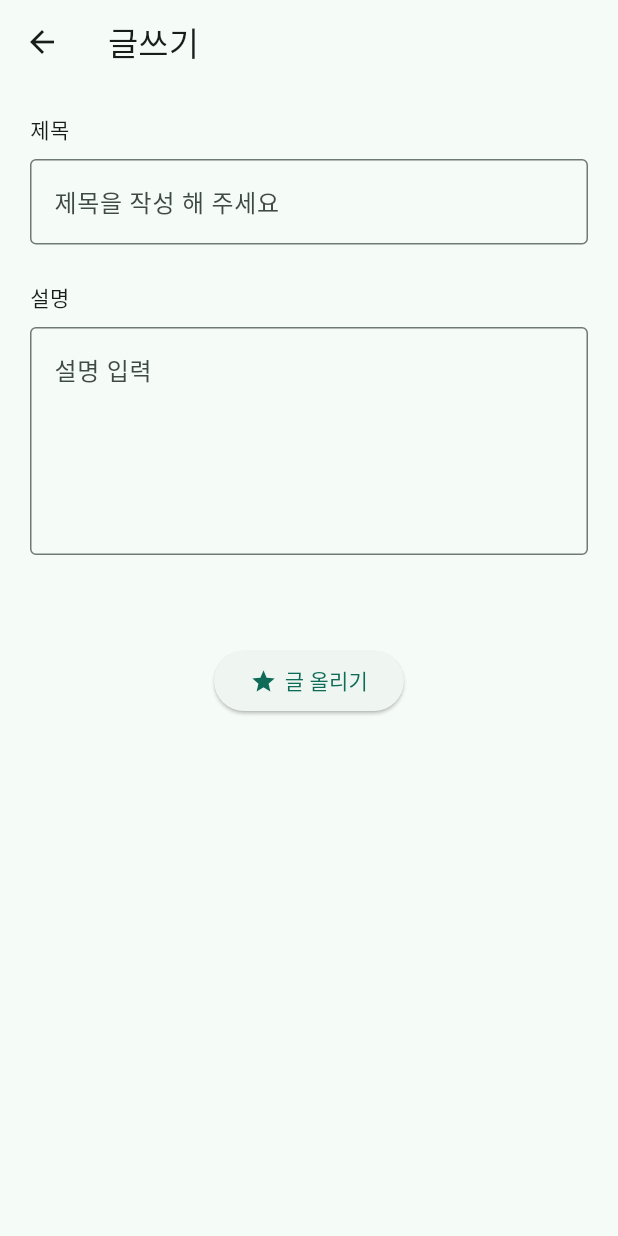
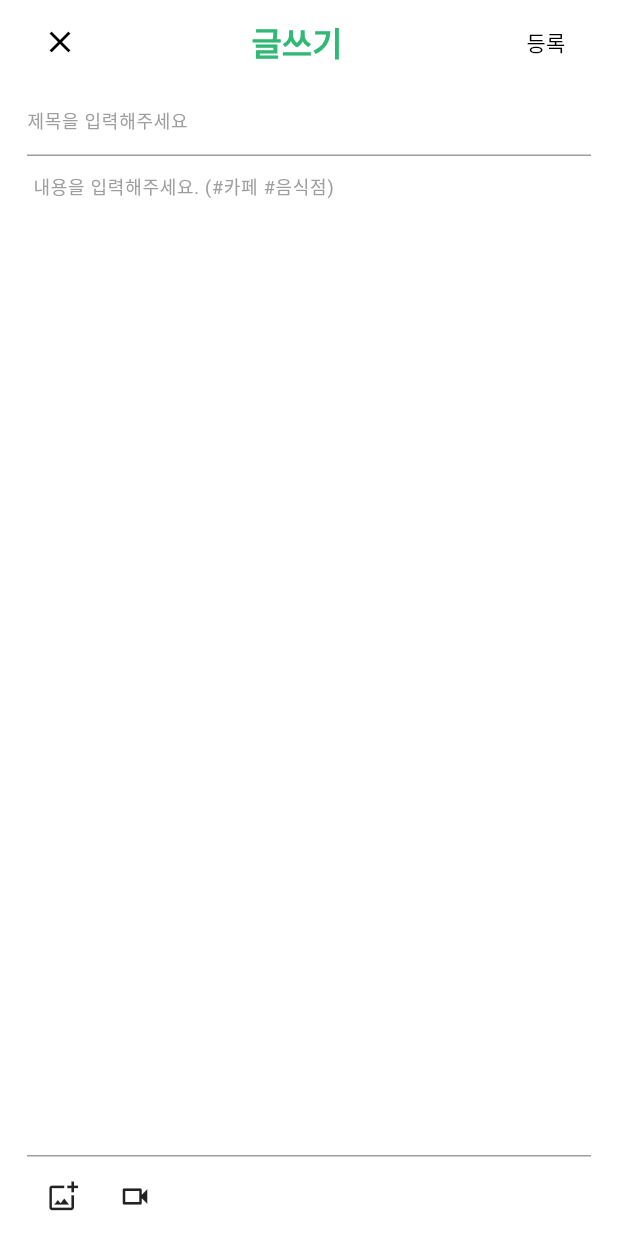
Before and after one commit to jihu0704111/idea_map, a Flutter app: the screen it shows after launch, after a tap on "Email로 시작하기", after a tap on "로그인", after a tap on "글쓰기", on a phone screen of 412 x 824 dp. Run offline on Flutter 3.47's test engine with Material 3 defaults, Android fonts, the phone set to English and light mode, and no system bars; our stand-ins replace flutter_dotenv, supabase_flutter; accounts and stored records are empty.

```diff
--- a/lib/write.dart
+++ b/lib/write.dart
@@ -25,64 +25,158 @@ class _writeState extends State<write> {
   }
 
   @override
+  void dispose() {
+    titleController.dispose();
+    contentController.dispose();
+    super.dispose();
+  }
+
+  PreferredSizeWidget buildingAppBar() {
+    return AppBar(
+      backgroundColor: Colors.white,
+      elevation: 0,
+      automaticallyImplyLeading: false,
+      titleSpacing: 0,
+      title: Row(
+        children: [
+          IconButton(
+            onPressed: () {
+              Navigator.pop(context);
+            },
+            icon: const Icon(Icons.close, color: Colors.black),
+          ),
+          const Expanded(
+            child: Center(
+              child: Text(
+                '글쓰기',
+                style: TextStyle(
+                  color: Color(0xFF32B875),
+                  fontSize: 22,
+                  fontWeight: FontWeight.bold,
+                ),
+              ),
+            ),
+          ),
+          TextButton(
+            onPressed: uploadPost,
+            child: const Text(
+              '등록',
+              style: TextStyle(
+                color: Colors.black,
+                fontSize: 13,
+                fontWeight: FontWeight.w500,
+              ),
+            ),
+          ),
+          const SizedBox(width: 8),
+        ],
+      ),
+    );
+  }
+
+  PreferredSizeWidget buildAppBar() {
+    return AppBar(
+      backgroundColor: Colors.white,
+      elevation: 0,
+      automaticallyImplyLeading: false,
+      title: Row(
+        children: [
+          IconButton(
+            onPressed: () {
+              Navigator.pop(context);
+            },
+            icon: const Icon(Icons.close, color: Colors.black),
+          ),
+          const Expanded(
+            child: Center(
+              child: Text(
+                '글쓰기',
+                style: TextStyle(
+                  color: Color(0xFF32B875),
+                  fontSize: 22,
+                  fontWeight: FontWeight.bold,
+                ),
+              ),
+            ),
+          ),
+          TextButton(
+            onPressed: uploadPost,
+            child: const Text('등록', style: TextStyle(color: Colors.black)),
+          ),
+        ],
+      ),
+    );
+  }
+
+  @override
   Widget build(BuildContext context) {
     return Scaffold(
-      appBar: AppBar(title: const Text("글쓰기")),
+      backgroundColor: Colors.white,
+      appBar: buildAppBar(),
 
-      body: Padding(
-        padding: const EdgeInsets.all(20),
-
+      body: SafeArea(
         child: Column(
-          crossAxisAlignment: CrossAxisAlignment.start,
-
           children: [
-            const Text("제목"),
-
-            const SizedBox(height: 10),
-
-            TextField(
-              controller: titleController,
-              decoration: InputDecoration(
-                hintText: "제목을 작성 해 주세요",
-
-                border: OutlineInputBorder(),
+            Padding(
+              padding: const EdgeInsets.symmetric(horizontal: 18),
+              child: TextField(
+                controller: titleController,
+                decoration: const InputDecoration(
+                  hintText: '제목을 입력해주세요',
+                  hintStyle: TextStyle(color: Colors.grey, fontSize: 12),
+                  enabledBorder: UnderlineInputBorder(
+                    borderSide: BorderSide(color: Colors.grey),
+                  ),
+                  focusedBorder: UnderlineInputBorder(
+                    borderSide: BorderSide(color: Color(0xFF32B875)),
+                  ),
+                ),
               ),
             ),
 
-            const SizedBox(height: 25),
-
-            const Text("설명"),
-
-            const SizedBox(height: 10),
-
-            TextField(
-              controller: contentController,
-              maxLines: 5,
-
-              decoration: InputDecoration(
-                hintText: "설명 입력",
-
-                border: OutlineInputBorder(),
+            Expanded(
+              child: Padding(
+                padding: const EdgeInsets.symmetric(horizontal: 22),
+                child: TextField(
+                  controller: contentController,
+                  maxLines: null,
+                  expands: true,
+                  textAlignVertical: TextAlignVertical.top,
+                  decoration: const InputDecoration(
+                    hintText: '내용을 입력해주세요. (#카페 #음식점)',
+                    hintStyle: TextStyle(color: Colors.grey, fontSize: 12),
+                    border: InputBorder.none,
+                  ),
+                ),
               ),
             ),
 
-            const SizedBox(height: 60),
+            Container(
+              height: 54,
+              margin: const EdgeInsets.symmetric(horizontal: 18),
+              decoration: const BoxDecoration(
+                border: Border(top: BorderSide(color: Colors.grey, width: 1)),
+              ),
+              child: Row(
+                children: [
+                  IconButton(
+                    onPressed: () {},
+                    icon: const Icon(
+                      Icons.add_photo_alternate_outlined,
+                      size: 22,
+                      color: Colors.black87,
+                    ),
+                  ),
 
-            Center(
-              child: ElevatedButton(
-                onPressed: uploadPost,
-
-                child: const Row(
-                  mainAxisSize: MainAxisSize.min,
-
-                  children: [
-                    Icon(Icons.star),
-
-                    SizedBox(width: 5),
-
-                    Text("글 올리기"),
-                  ],
-                ),
+                  IconButton(
+                    onPressed: () {},
+                    icon: const Icon(
+                      Icons.videocam_outlined,
+                      size: 22,
+                      color: Colors.black87,
+                    ),
+                  ),
+                ],
               ),
             ),
           ],
```
